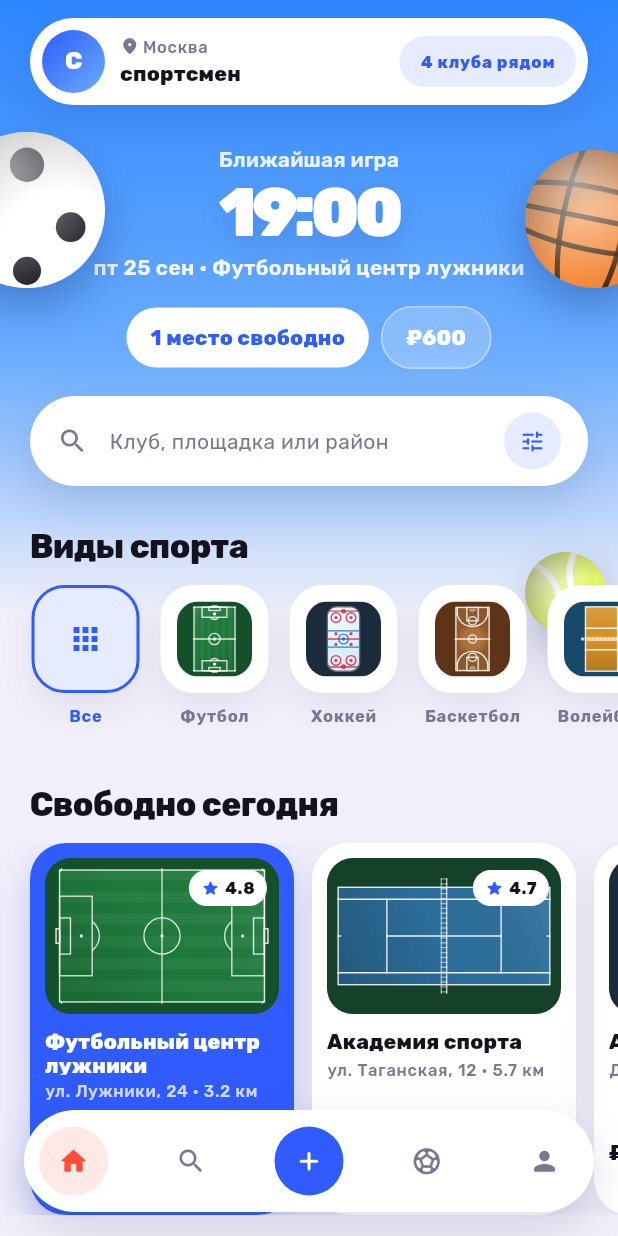
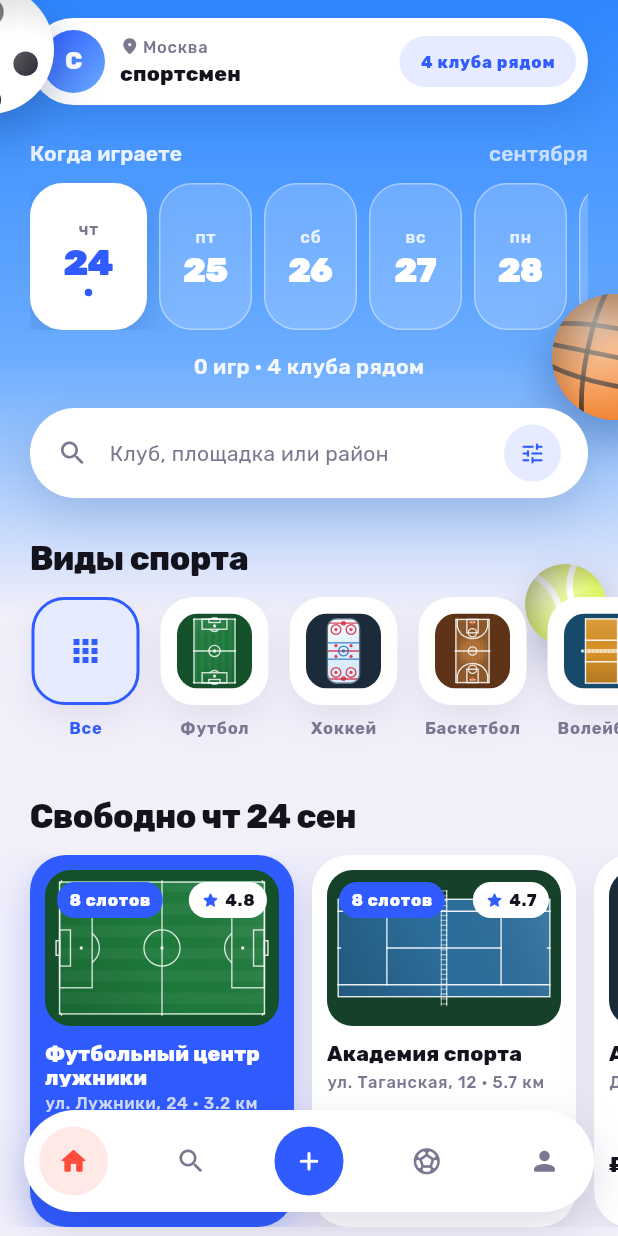
Before and after one commit to Cubleon/SportVenueApp, a Flutter app: the HomeVividScreen screen opened directly, on a phone screen of 412 x 824 dp. Run offline on Flutter 3.47's test engine with Material 3 defaults, Android fonts, the phone set to English and light mode, and no system bars; our stand-ins replace flutter_secure_storage; missing offline and left inert: maplibre; accounts and stored records are empty.

Commit message:
experiment: a calendar where the headline stat was
The top of the page is now a two-week date strip, and the day you pick is
what the rest of the page answers to: the open games are the ones on that
date, the clubs row is titled with it, and each club carries how many
hours it still has free that day.

The strip keeps the loud hierarchy without a stat to blow up — the chosen
day grows and turns solid, so the biggest brightest thing on the page is
the thing everything else depends on. Today keeps a dot.

Free hours come from the same endpoint the booking screens call, so
against a server they move with the date; the demo controller answers
with one fixed day, so the count sits still in this build. A day with
clubs but no games says so on a card rather than dropping the section.

Co-Authored-By: Claude Opus 5 <noreply@anthropic.com>
Claude-Session: https://claude.ai/code/session_01TRhzv8qYN7udE6VwUQJWdd

```diff
--- a/lib/l10n/app_localizations.dart
+++ b/lib/l10n/app_localizations.dart
@@ -1371,65 +1371,35 @@ abstract class L {
   /// **'ждёт одобрения'**
   String get playerPending;
 
-  /// No description provided for @vividNearby.
-  ///
-  /// In ru, this message translates to:
-  /// **'Рядом'**
-  String get vividNearby;
-
-  /// No description provided for @vividTonight.
-  ///
-  /// In ru, this message translates to:
-  /// **'Сегодня вечером'**
-  String get vividTonight;
-
-  /// No description provided for @vividNewVenues.
-  ///
-  /// In ru, this message translates to:
-  /// **'Новые площадки'**
-  String get vividNewVenues;
-
-  /// No description provided for @vividFreeNow.
-  ///
-  /// In ru, this message translates to:
-  /// **'Свободно сейчас'**
-  String get vividFreeNow;
-
-  /// No description provided for @vividFrom.
-  ///
-  /// In ru, this message translates to:
-  /// **'от {price}'**
-  String vividFrom(String price);
-
-  /// No description provided for @vividBook.
-  ///
-  /// In ru, this message translates to:
-  /// **'Забронировать'**
-  String get vividBook;
-
-  /// No description provided for @vividPickedForYou.
-  ///
-  /// In ru, this message translates to:
-  /// **'Подобрали для вас'**
-  String get vividPickedForYou;
-
   /// Заголовок ряда категорий на ярком главном экране
   ///
   /// In ru, this message translates to:
   /// **'Виды спорта'**
   String get vividSports;
 
-  /// Метка на баннере яркого главного экрана
+  /// Подпись над календарём на ярком главном экране
   ///
   /// In ru, this message translates to:
-  /// **'Ближайшая игра'**
-  String get vividNextGame;
+  /// **'Когда играете'**
+  String get vividWhen;
 
-  /// Заголовок ряда площадок на ярком главном экране
+  /// Сколько игр в выбранный день
   ///
   /// In ru, this message translates to:
-  /// **'Свободно сегодня'**
-  String get vividFreeToday;
+  /// **'{count, plural, one{{count} игра} few{{count} игры} other{{count} игр}}'**
+  String vividGamesCount(int count);
+
+  /// Заголовок ряда площадок с выбранной датой
+  ///
+  /// In ru, this message translates to:
+  /// **'Свободно {date}'**
+  String vividFreeOn(String date);
+
+  /// Сколько слотов свободно у площадки в выбранный день
+  ///
+  /// In ru, this message translates to:
+  /// **'{count, plural, one{{count} слот} few{{count} слота} other{{count} слотов}}'**
+  String vividSlots(int count);
 }
 
 class _LDelegate extends LocalizationsDelegate<L> {
--- a/lib/l10n/app_ru.arb
+++ b/lib/l10n/app_ru.arb
@@ -421,30 +421,39 @@
   "playerGames": "Игры этого участника",
   "playerNoGames": "Других игр этого участника здесь нет",
   "playerPending": "ждёт одобрения",
-  "vividNearby": "Рядом",
-  "vividTonight": "Сегодня вечером",
-  "vividNewVenues": "Новые площадки",
-  "vividFreeNow": "Свободно сейчас",
-  "vividFrom": "от {price}",
-  "@vividFrom": {
+  "vividSports": "Виды спорта",
+  "@vividSports": {
+    "description": "Заголовок ряда категорий на ярком главном экране"
+  },
+  "vividWhen": "Когда играете",
+  "@vividWhen": {
+    "description": "Подпись над календарём на ярком главном экране"
+  },
+  "vividGamesCount": "{count, plural, one{{count} игра} few{{count} игры} other{{count} игр}}",
+  "@vividGamesCount": {
+    "description": "Сколько игр в выбранный день",
     "placeholders": {
-      "price": {
+      "count": {
+        "type": "int"
+      }
+    }
+  },
+  "vividFreeOn": "Свободно {date}",
+  "@vividFreeOn": {
+    "description": "Заголовок ряда площадок с выбранной датой",
+    "placeholders": {
+      "date": {
         "type": "String"
       }
     }
   },
-  "vividBook": "Забронировать",
-  "vividPickedForYou": "Подобрали для вас",
-  "vividSports": "Виды спорта",
-  "@vividSports": {
-    "description": "Заголовок ряда категорий на ярком главном экране"
-  },
-  "vividNextGame": "Ближайшая игра",
-  "@vividNextGame": {
-    "description": "Метка на баннере яркого главного экрана"
-  },
-  "vividFreeToday": "Свободно сегодня",
-  "@vividFreeToday": {
-    "description": "Заголовок ряда площадок на ярком главном экране"
+  "vividSlots": "{count, plural, one{{count} слот} few{{count} слота} other{{count} слотов}}",
+  "@vividSlots": {
+    "description": "Сколько слотов свободно у площадки в выбранный день",
+    "placeholders": {
+      "count": {
+        "type": "int"
+      }
+    }
   }
 }
--- a/lib/src/data/formatters.dart
+++ b/lib/src/data/formatters.dart
@@ -27,6 +27,9 @@ class AppFormatters {
   ];
 
   static String weekdayShort(DateTime date) => _weekdays[date.weekday - 1];
+
+  /// The month on its own, as a date strip labels the days under it.
+  static String monthGenitive(DateTime date) => _months[date.month - 1];
 
   static String dateShort(DateTime date) {
     return '${weekdayShort(date)} ${date.day} ${_months[date.month - 1].substring(0, 3)}';
--- a/lib/src/screens/home_vivid_screen.dart
+++ b/lib/src/screens/home_vivid_screen.dart
@@ -45,6 +45,15 @@ class _HomeVividScreenState extends State<HomeVividScreen> {
   String _sportId = 'all';
   String _query = '';
 
+  /// The day the whole page is about. Everything below the calendar answers
+  /// for this date and nothing else.
+  DateTime _date = DateUtils.dateOnly(DateTime.now());
+
+  /// How many hours each club still has free on [_date], by club id. Empty
+  /// until the first load answers, and reloaded whenever the day changes.
+  Map<String, int> _freeSlots = const {};
+  int _slotsToken = 0;
+
   /// The palette for this one screen. Local on purpose: a mood, not tokens.
   static const _bg = Color(0xFFF1EFFA);
   static const _ink = Color(0xFF14121C);
@@ -65,9 +74,43 @@ class _HomeVividScreenState extends State<HomeVividScreen> {
   ];
 
   @override
+  void initState() {
+    super.initState();
+    _loadSlots();
+  }
+
+  @override
   void dispose() {
     _search.dispose();
     super.dispose();
+  }
+
+  void _pickDate(DateTime date) {
+    if (DateUtils.isSameDay(date, _date)) return;
+    setState(() {
+      _date = date;
+      _freeSlots = const {};
+    });
+    _loadSlots();
+  }
+
+  /// Asks the same endpoint the booking screens ask. On the demo controller
+  /// every day answers the same, so the count sits still here; against a
+  /// server it moves with the date like everything else on the page.
+  Future<void> _loadSlots() async {
+    final token = ++_slotsToken;
+    final day = _date;
+    final counts = <String, int>{};
+    for (final venue in widget.controller.venues) {
+      final slots = await widget.controller.loadSlots(
+        venue: venue,
+        day: day,
+        durationMinutes: 60,
+      );
+      counts[venue.id] = slots.where((slot) => slot.isAvailable).length;
+    }
+    if (!mounted || token != _slotsToken) return;
+    setState(() => _freeSlots = counts);
   }
 
   bool _matches(String text) =>
@@ -84,6 +127,7 @@ class _HomeVividScreenState extends State<HomeVividScreen> {
   List<Game> get _games => widget.controller.games
       .where(
         (game) =>
+            DateUtils.isSameDay(game.date, _date) &&
             (_sportId == 'all' || game.sportId == _sportId) &&
             (_matches(game.venue.name) || _matches(game.venue.address)),
       )
@@ -104,7 +148,7 @@ class _HomeVividScreenState extends State<HomeVividScreen> {
       builder: (context, _) {
         final venues = _venues;
         final games = _games;
-        final empty = venues.isEmpty && games.isEmpty;
+        final empty = venues.isEmpty;
         final topInset = MediaQuery.viewPaddingOf(context).top;
 
         // The blue is a wash over the page colour, not a block on top of it:
@@ -143,11 +187,13 @@ class _HomeVividScreenState extends State<HomeVividScreen> {
                       Column(
                         crossAxisAlignment: CrossAxisAlignment.stretch,
                         children: [
-                          _HeroTop(
+                          _CalendarHead(
                             controller: widget.controller,
-                            game: games.isNotEmpty ? games.first : null,
-                            venue: venues.isNotEmpty ? venues.first : null,
                             topInset: topInset,
+                            date: _date,
+                            onPick: _pickDate,
+                            gamesToday: games.length,
+                            venuesToday: venues.length,
                           ),
                           Padding(
                             padding: const EdgeInsets.fromLTRB(20, 18, 20, 0),
@@ -165,7 +211,11 @@ class _HomeVividScreenState extends State<HomeVividScreen> {
                             onSelect: (id) => setState(() => _sportId = id),
                           ),
                           if (venues.isNotEmpty) ...[
-                            _SectionTitle(context.l10n.vividFreeToday),
+                            _SectionTitle(
+                              context.l10n.vividFreeOn(
+                                AppFormatters.dateShort(_date),
+                              ),
+                            ),
                             SizedBox(
                               height: context.scaled(248, max: 1.4),
                               child: ListView.separated(
@@ -179,6 +229,7 @@ class _HomeVividScreenState extends State<HomeVividScreen> {
                                 itemBuilder: (context, index) => _VenueCard(
                                   venue: venues[index],
                                   sportId: _sportOf(venues[index]),
+                                  freeSlots: _freeSlots[venues[index].id],
                                   // One blue card in the row, the way the
                                   // top of the page is blue: the accent
                                   // travels down instead of staying up there.
@@ -187,8 +238,13 @@ class _HomeVividScreenState extends State<HomeVividScreen> {
                               ),
                             ),
                           ],
-                          if (games.isNotEmpty) ...[
+                          if (venues.isNotEmpty) ...[
                             _SectionTitle(context.l10n.openGames),
+                            if (games.isEmpty)
+                              const Padding(
+                                padding: EdgeInsets.fromLTRB(20, 0, 20, 10),
+                                child: _NoGamesCard(),
+                              ),
                             for (final game in games)
                               Padding(
                                 padding: const EdgeInsets.fromLTRB(
@@ -229,44 +285,34 @@ class _HomeVividScreenState extends State<HomeVividScreen> {
   }
 }
 
-/// The top of the page: the same cards as everywhere else, plus the one fact
-/// worth blowing up and the balls that carry the loud reference in.
-class _HeroTop extends StatelessWidget {
-  const _HeroTop({
+/// The top of the page: the calendar the rest of the page answers to.
+///
+/// It keeps the loud reference's hierarchy without a headline stat — the
+/// selected day grows into the big element instead, and the line under the
+/// strip says what that day holds.
+class _CalendarHead extends StatelessWidget {
+  const _CalendarHead({
     required this.controller,
-    required this.game,
-    required this.venue,
     required this.topInset,
+    required this.date,
+    required this.onPick,
+    required this.gamesToday,
+    required this.venuesToday,
   });
 
   final AppController controller;
-  final Game? game;
-  final Venue? venue;
   final double topInset;
+  final DateTime date;
+  final ValueChanged<DateTime> onPick;
+  final int gamesToday;
+  final int venuesToday;
+
+  static const _days = 14;
 
   @override
   Widget build(BuildContext context) {
     final l10n = context.l10n;
-    final current = game;
-    final club = current?.venue ?? venue;
-
-    final (String, String, String)? headline = switch (current) {
-      final Game g => (
-        l10n.vividNextGame,
-        '${g.startHour.toString().padLeft(2, '0')}:00',
-        '${AppFormatters.dateShort(g.date)} · ${g.venue.name.capitalized}',
-      ),
-      _ => switch (venue) {
-        final Venue v => (
-          l10n.vividNearby,
-          AppFormatters.money(v.pricePerHour),
-          '${v.name.capitalized} · ${v.distanceKm.toStringAsFixed(1)} км',
-        ),
-        // Nothing matched the search: the page keeps its colour and its
-        // header, and says nothing rather than saying it with a dash.
-        _ => null,
-      },
-    };
+    final today = DateUtils.dateOnly(DateTime.now());
 
     return Stack(
       clipBehavior: Clip.none,
@@ -277,37 +323,47 @@ class _HeroTop extends StatelessWidget {
             crossAxisAlignment: CrossAxisAlignment.stretch,
             children: [
               _HeaderPill(controller: controller),
-              if (headline case (final label, final display, final line)) ...[
-                SizedBox(height: context.scaled(26, max: 1.4)),
+              SizedBox(height: context.scaled(22, max: 1.4)),
+              Row(
+                children: [
                   Text(
-                  label,
-                  textAlign: TextAlign.center,
+                    l10n.vividWhen,
                     style: context.text.labelLarge?.copyWith(
                       color: Colors.white.withValues(alpha: 0.88),
                       fontWeight: FontWeight.w600,
                     ),
                   ),
+                  const Spacer(),
                   Text(
-                  display,
-                  textAlign: TextAlign.center,
-                  maxLines: 1,
-                  style: context.text.displayMedium?.copyWith(
-                    color: Colors.white,
-                    fontWeight: FontWeight.w900,
-                    letterSpacing: -3,
-                    height: 1.12,
-                    shadows: const [
-                      Shadow(
-                        color: Color(0x452A5FA8),
-                        blurRadius: 24,
-                        offset: Offset(0, 10),
+                    AppFormatters.monthGenitive(date),
+                    style: context.text.labelLarge?.copyWith(
+                      color: Colors.white.withValues(alpha: 0.7),
+                    ),
                   ),
                 ],
               ),
+              const SizedBox(height: 10),
+              SizedBox(
+                height: context.scaled(98, max: 1.45),
+                child: ListView.separated(
+                  scrollDirection: Axis.horizontal,
+                  itemCount: _days,
+                  separatorBuilder: (_, _) => const SizedBox(width: 8),
+                  itemBuilder: (context, index) {
+                    final day = today.add(Duration(days: index));
+                    return _DateCard(
+                      date: day,
+                      selected: DateUtils.isSameDay(day, date),
+                      isToday: index == 0,
+                      onTap: () => onPick(day),
+                    );
+                  },
                 ),
-                const SizedBox(height: 2),
+              ),
+              SizedBox(height: context.scaled(14, max: 1.3)),
               Text(
-                  line,
+                '${l10n.vividGamesCount(gamesToday)} · '
+                '${l10n.clubsNearby(venuesToday)}',
                 textAlign: TextAlign.center,
                 maxLines: 1,
                 overflow: TextOverflow.ellipsis,
@@ -316,51 +372,165 @@ class _HeroTop extends StatelessWidget {
                   fontWeight: FontWeight.w600,
                 ),
               ),
-                SizedBox(height: context.scaled(16, max: 1.4)),
-                Row(
+            ],
+          ),
+        ),
+        // The balls flank the calendar rather than sitting under it: a strip
+        // of glass cards over a ball turns both to mud.
+        Positioned(
+          left: -50,
+          top: topInset - 10,
+          child: _Ball(
+            kind: _BallKind.soccer,
+            size: context.scaled(86, max: 1.15),
+          ),
+        ),
+        Positioned(
+          right: -40,
+          bottom: -26,
+          child: _Ball(
+            kind: _BallKind.basket,
+            size: context.scaled(84, max: 1.15),
+            tilt: 0.2,
+          ),
+        ),
+      ],
+    );
+  }
+}
+
+/// One day. The chosen one grows and turns solid — the biggest, brightest
+/// thing on the page is the thing everything else answers to.
+class _DateCard extends StatelessWidget {
+  const _DateCard({
+    required this.date,
+    required this.selected,
+    required this.isToday,
+    required this.onTap,
+  });
+
+  final DateTime date;
+  final bool selected;
+  final bool isToday;
+  final VoidCallback onTap;
+
+  @override
+  Widget build(BuildContext context) {
+    return Semantics(
+      button: true,
+      selected: selected,
+      child: GestureDetector(
+        onTap: onTap,
+        child: AnimatedContainer(
+          duration: const Duration(milliseconds: 180),
+          curve: Curves.easeOut,
+          width: context.scaled(selected ? 78 : 62, max: 1.3),
+          decoration: BoxDecoration(
+            color: selected
+                ? Colors.white
+                : Colors.white.withValues(alpha: 0.18),
+            borderRadius: BorderRadius.circular(22),
+            border: Border.all(
+              color: Colors.white.withValues(alpha: selected ? 1 : 0.38),
+            ),
+            boxShadow: selected
+                ? const [
+                    BoxShadow(
+                      color: Color(0x33123A7A),
+                      blurRadius: 18,
+                      offset: Offset(0, 8),
+                    ),
+                  ]
+                : null,
+          ),
+          child: Column(
             mainAxisAlignment: MainAxisAlignment.center,
             children: [
-                    if (current != null && !current.isFull) ...[
-                      _HeroPill(
-                        text: l10n.freePlaces(current.freePlaces),
-                        solid: true,
+              Text(
+                AppFormatters.weekdayShort(date),
+                style: context.text.labelSmall?.copyWith(
+                  color: selected
+                      ? _HomeVividScreenState._muted
+                      : Colors.white.withValues(alpha: 0.82),
+                  fontWeight: FontWeight.w600,
                 ),
-                      const SizedBox(width: 8),
-                    ],
-                    if (current != null)
-                      _HeroPill(
-                        text: AppFormatters.money(current.pricePerPerson),
-                      )
-                    else if (club != null)
-                      _HeroPill(
-                        text: l10n.rating(club.rating.toStringAsFixed(1)),
               ),
-                  ],
+              const SizedBox(height: 2),
+              Text(
+                '${date.day}',
+                style:
+                    (selected
+                            ? context.text.headlineSmall
+                            : context.text.titleLarge)
+                        ?.copyWith(
+                          color: selected
+                              ? _HomeVividScreenState._blue
+                              : Colors.white,
+                          fontWeight: FontWeight.w900,
+                          letterSpacing: -0.8,
+                          height: 1.1,
+                        ),
+              ),
+              if (isToday) ...[
+                const SizedBox(height: 4),
+                Container(
+                  width: 5,
+                  height: 5,
+                  decoration: BoxDecoration(
+                    shape: BoxShape.circle,
+                    color: selected
+                        ? _HomeVividScreenState._blue
+                        : Colors.white.withValues(alpha: 0.9),
+                  ),
                 ),
               ],
             ],
           ),
         ),
-        if (headline != null) ...[
-          Positioned(
-            left: -34,
-            top: topInset + 88,
-            child: _Ball(
-              kind: _BallKind.soccer,
-              size: context.scaled(104, max: 1.15),
+      ),
+    );
+  }
+}
+
+/// A day with clubs but no games still owes the reader a sentence.
+class _NoGamesCard extends StatelessWidget {
+  const _NoGamesCard();
+
+  @override
+  Widget build(BuildContext context) {
+    return Container(
+      padding: const EdgeInsets.symmetric(horizontal: 18, vertical: 22),
+      decoration: BoxDecoration(
+        color: Colors.white,
+        borderRadius: BorderRadius.circular(22),
+        boxShadow: _HomeVividScreenState._cardShadow,
+      ),
+      child: Row(
+        children: [
+          Container(
+            width: 38,
+            height: 38,
+            decoration: const BoxDecoration(
+              color: _HomeVividScreenState._blueSoft,
+              shape: BoxShape.circle,
+            ),
+            child: const Icon(
+              Icons.event_available_rounded,
+              size: 19,
+              color: _HomeVividScreenState._blue,
             ),
           ),
-          Positioned(
-            right: -30,
-            top: topInset + 100,
-            child: _Ball(
-              kind: _BallKind.basket,
-              size: context.scaled(92, max: 1.15),
-              tilt: 0.2,
+          const SizedBox(width: 12),
+          Expanded(
+            child: Text(
+              context.l10n.noOpenGames,
+              style: context.text.bodyMedium?.copyWith(
+                color: _HomeVividScreenState._muted,
+              ),
             ),
           ),
         ],
-      ],
+      ),
     );
   }
 }
@@ -466,36 +636,6 @@ class _HeaderPill extends StatelessWidget {
             ),
           ),
         ],
-      ),
-    );
-  }
-}
-
-class _HeroPill extends StatelessWidget {
-  const _HeroPill({required this.text, this.solid = false});
-
-  final String text;
-  final bool solid;
-
-  @override
-  Widget build(BuildContext context) {
-    return Container(
-      padding: const EdgeInsets.symmetric(horizontal: 16, vertical: 10),
-      decoration: BoxDecoration(
-        color: solid ? Colors.white : Colors.white.withValues(alpha: 0.22),
-        borderRadius: BorderRadius.circular(99),
-        border: solid
-            ? null
-            : Border.all(color: Colors.white.withValues(alpha: 0.45)),
-      ),
-      child: Text(
-        text,
-        maxLines: 1,
-        overflow: TextOverflow.ellipsis,
-        style: context.text.labelLarge?.copyWith(
-          color: solid ? _HomeVividScreenState._blue : Colors.white,
-          fontWeight: FontWeight.w800,
-        ),
       ),
     );
   }
@@ -872,10 +1012,15 @@ class _VenueCard extends StatelessWidget {
     required this.venue,
     required this.sportId,
     this.accent = false,
+    this.freeSlots,
   });
 
   final Venue venue;
   final String sportId;
+
+  /// Free hours on the day the calendar is showing, or null while the answer
+  /// is still on its way.
+  final int? freeSlots;
 
   /// Blue instead of white. One card per row wears the page's own colour, so
   /// the accent is something the whole page does rather than a band at the
@@ -916,6 +1061,28 @@ class _VenueCard extends StatelessWidget {
                   height: context.scaled(104, max: 1.15),
                   width: double.infinity,
                   child: SportSurface(sportId: sportId),
+                ),
+              ),
+              if (freeSlots case final int free)
+                Positioned(
+                  top: 8,
+                  left: 8,
+                  child: Container(
+                    padding: const EdgeInsets.symmetric(
+                      horizontal: 8,
+                      vertical: 4,
+                    ),
+                    decoration: BoxDecoration(
+                      color: _HomeVividScreenState._blue,
+                      borderRadius: BorderRadius.circular(99),
+                    ),
+                    child: Text(
+                      context.l10n.vividSlots(free),
+                      style: context.text.labelSmall?.copyWith(
+                        color: Colors.white,
+                        fontWeight: FontWeight.w800,
+                      ),
+                    ),
                   ),
                 ),
               Positioned(
```
Also changed, not shown: lib/l10n/app_localizations_ru.dart (+24 -21 lines). Lines whose indentation alone changed are shown as unchanged.
